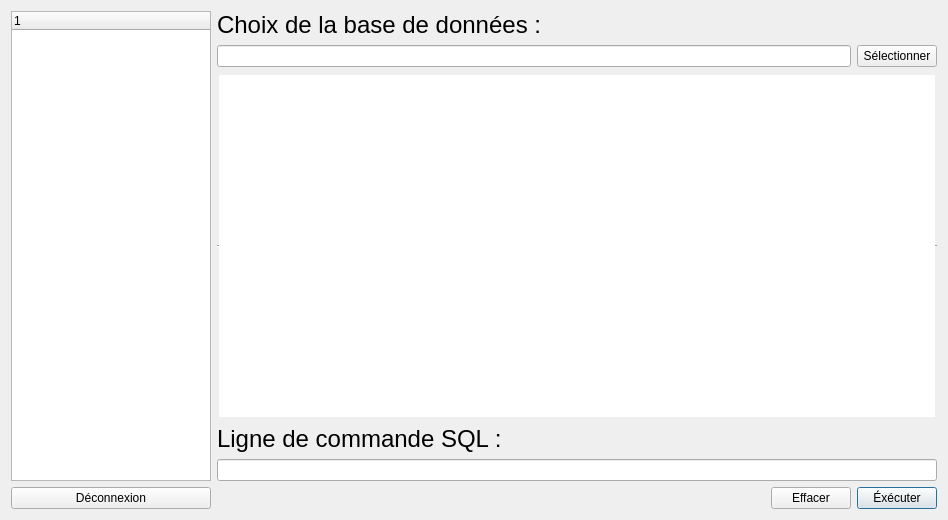
This is visualisationbdd.ui in ThomasRaymond/TP2_PlatCpp as Qt 5 draws it before an edit. The edited form follows.
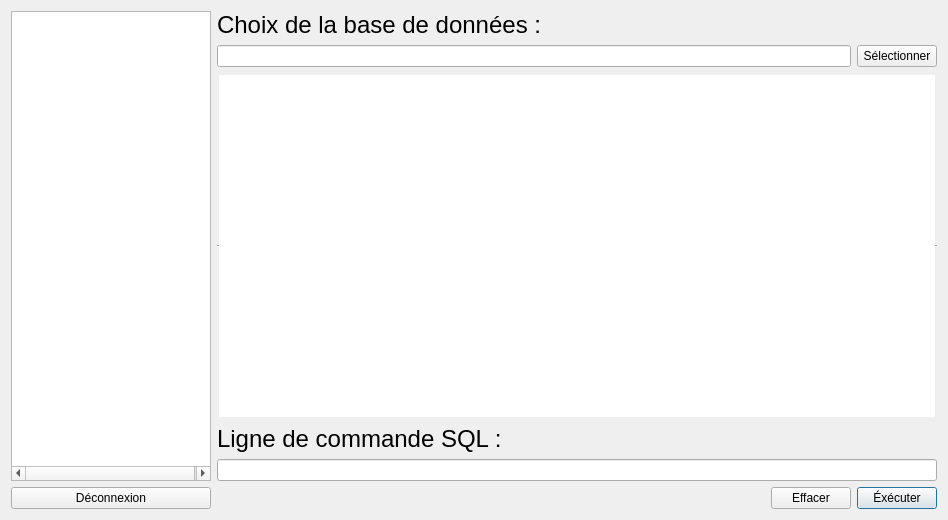
This is the edited form. Icons and pictures are not drawn.

```diff
--- a/visualisationbdd.ui
+++ b/visualisationbdd.ui
@@ -87,11 +87,22 @@
      <property name="autoFillBackground">
       <bool>false</bool>
      </property>
+     <property name="columnCount">
+      <number>2</number>
+     </property>
+     <attribute name="headerVisible">
+      <bool>false</bool>
+     </attribute>
      <column>
       <property name="text">
        <string notr="true">1</string>
       </property>
      </column>
+     <column>
+      <property name="text">
+       <string notr="true">2</string>
+      </property>
+     </column>
     </widget>
    </item>
    <item row="5" column="0">
```
